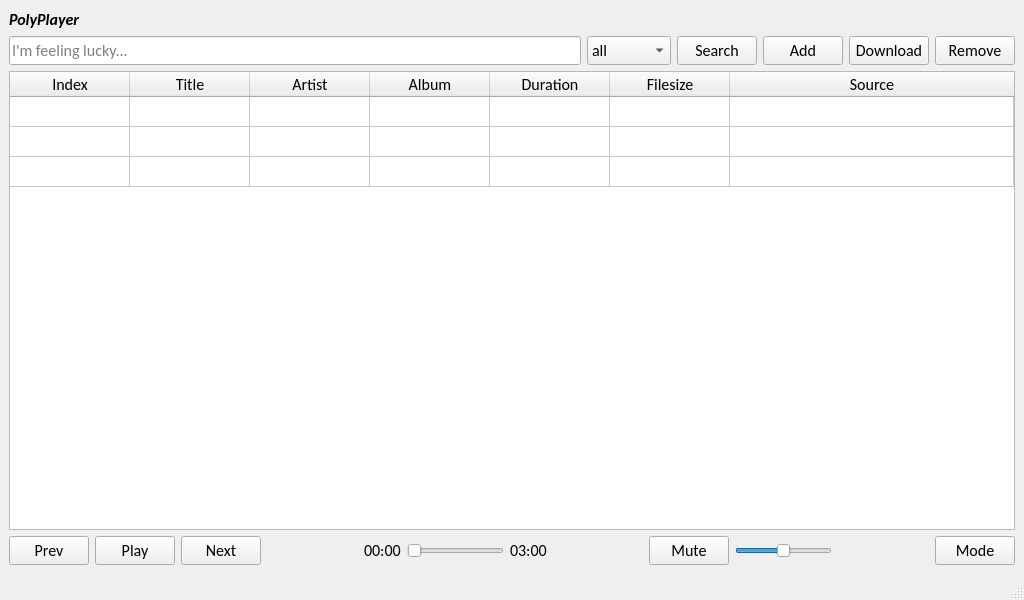
This is gui/ctrl_panel.ui in asdlei99/polyplayer as Qt 5 draws it before an edit. The edited form follows.
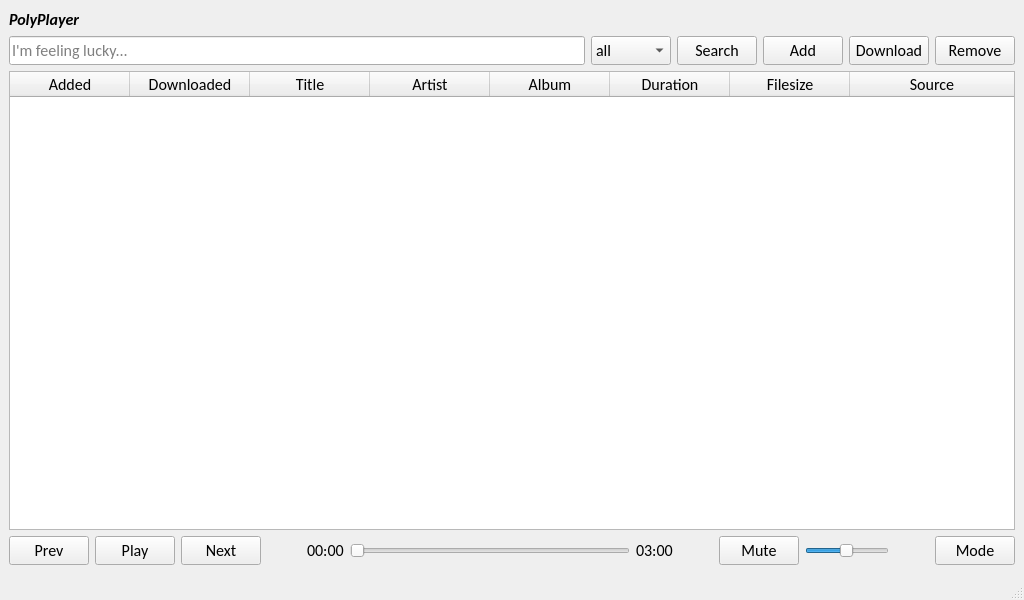
This is the edited form.

Commit message: add log; override download; adjust ui; able to display song list

Diff of the .ui file:
```diff
--- a/gui/ctrl_panel.ui
+++ b/gui/ctrl_panel.ui
@@ -60,6 +60,9 @@
           <property name="maxLength">
            <number>32</number>
           </property>
+          <property name="dragEnabled">
+           <bool>true</bool>
+          </property>
           <property name="placeholderText">
            <string>I'm feeling lucky...</string>
           </property>
@@ -79,12 +82,7 @@
           </item>
           <item>
            <property name="text">
-            <string>qqmusic</string>
-           </property>
-          </item>
-          <item>
-           <property name="text">
-            <string>xiami</string>
+            <string>qq</string>
            </property>
           </item>
           <item>
@@ -147,12 +145,24 @@
         <property name="tabletTracking">
          <bool>true</bool>
         </property>
+        <property name="editTriggers">
+         <set>QAbstractItemView::NoEditTriggers</set>
+        </property>
+        <attribute name="horizontalHeaderVisible">
+         <bool>true</bool>
+        </attribute>
         <attribute name="horizontalHeaderCascadingSectionResizes">
          <bool>true</bool>
         </attribute>
+        <attribute name="horizontalHeaderMinimumSectionSize">
+         <number>36</number>
+        </attribute>
         <attribute name="horizontalHeaderDefaultSectionSize">
          <number>120</number>
         </attribute>
+        <attribute name="horizontalHeaderHighlightSections">
+         <bool>true</bool>
+        </attribute>
         <attribute name="horizontalHeaderShowSortIndicator" stdset="0">
          <bool>true</bool>
         </attribute>
@@ -160,7 +170,7 @@
          <bool>true</bool>
         </attribute>
         <attribute name="verticalHeaderVisible">
-         <bool>false</bool>
+         <bool>true</bool>
         </attribute>
         <attribute name="verticalHeaderCascadingSectionResizes">
          <bool>true</bool>
@@ -169,26 +179,19 @@
          <number>30</number>
         </attribute>
         <attribute name="verticalHeaderShowSortIndicator" stdset="0">
-         <bool>true</bool>
+         <bool>false</bool>
         </attribute>
-        <row>
+        <attribute name="verticalHeaderStretchLastSection">
+         <bool>false</bool>
+        </attribute>
+        <column>
          <property name="text">
-          <string>1</string>
+          <string>Added</string>
          </property>
-        </row>
-        <row>
-         <property name="text">
-          <string>2</string>
-         </property>
-        </row>
-        <row>
-         <property name="text">
-          <string>3</string>
-         </property>
-        </row>
+        </column>
         <column>
          <property name="text">
-          <string>Index</string>
+          <string>Downloaded</string>
          </property>
         </column>
         <column>
@@ -251,6 +254,9 @@
           <property name="orientation">
            <enum>Qt::Horizontal</enum>
           </property>
+          <property name="sizeType">
+           <enum>QSizePolicy::Minimum</enum>
+          </property>
           <property name="sizeHint" stdset="0">
            <size>
             <width>40</width>
@@ -291,6 +297,9 @@
           <property name="orientation">
            <enum>Qt::Horizontal</enum>
           </property>
+          <property name="sizeType">
+           <enum>QSizePolicy::Minimum</enum>
+          </property>
           <property name="sizeHint" stdset="0">
            <size>
             <width>40</width>
@@ -308,6 +317,12 @@
         </item>
         <item>
          <widget class="QSlider" name="horizontalSlider_volume">
+          <property name="sizePolicy">
+           <sizepolicy hsizetype="Fixed" vsizetype="Fixed">
+            <horstretch>0</horstretch>
+            <verstretch>0</verstretch>
+           </sizepolicy>
+          </property>
           <property name="value">
            <number>49</number>
           </property>
@@ -321,6 +336,9 @@
           <property name="orientation">
            <enum>Qt::Horizontal</enum>
           </property>
+          <property name="sizeType">
+           <enum>QSizePolicy::Minimum</enum>
+          </property>
           <property name="sizeHint" stdset="0">
            <size>
             <width>40</width>
```
The commit also changes 7 other files.
